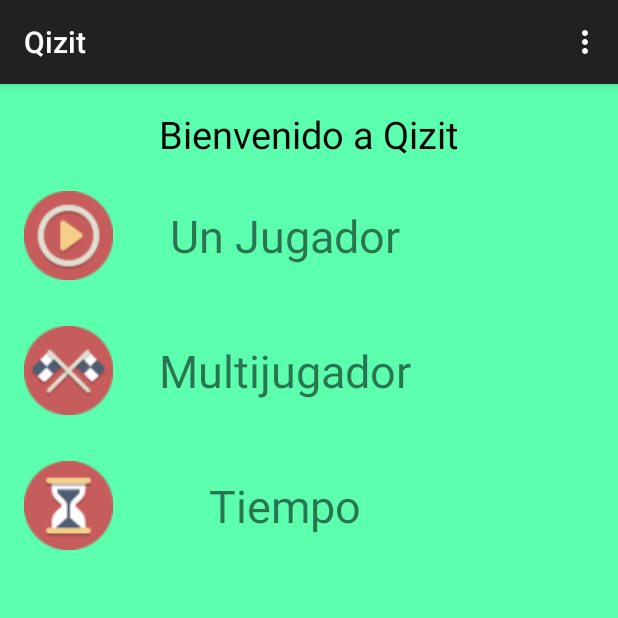
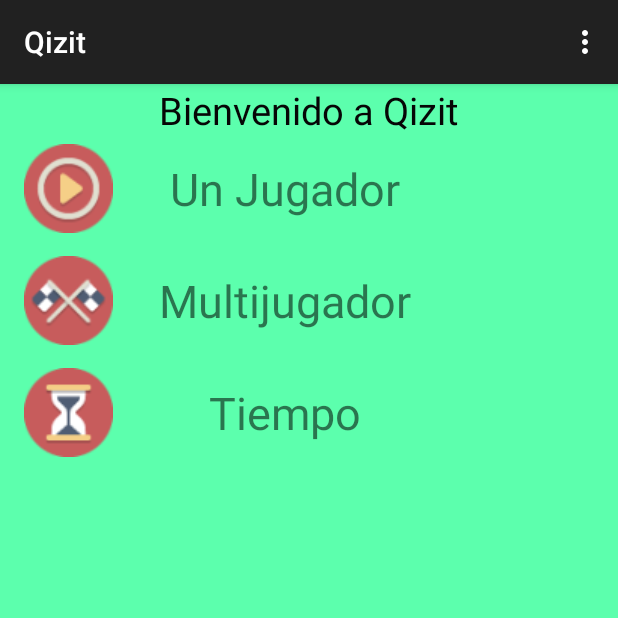
Before and after one commit to Alexandroat/Qizit, an Android app: the screen it shows after launch (MainActivity), on a phone screen of 412 x 824 dp, the top half of it. Run offline under Robolectric (Android 15) with nearby library versions, the phone set to English and light mode, and no system bars.

Commit message:
Solucionado el problema de la falta de el último botón en pantallas pequeñas al poner el móvil en vertical. Añadido un nuevo método onclick

```diff
--- a/app/src/main/java/com/example/alex/qizit/MainActivity.java
+++ b/app/src/main/java/com/example/alex/qizit/MainActivity.java
@@ -5,16 +5,22 @@ import android.support.v7.app.ActionBarActivity;
 import android.os.Bundle;
 import android.view.Menu;
 import android.view.MenuItem;
+import android.view.View;
+import android.widget.TableRow;
 import android.widget.TextView;
 
-//eo
 public class MainActivity extends ActionBarActivity {
 
-
+    TableRow button;
     @Override
     protected void onCreate(Bundle savedInstanceState) {
         super.onCreate(savedInstanceState);
         setContentView(R.layout.activity_main);
+        button = (TableRow) findViewById(R.id.btnOnePlayer);
+    }
+
+    public void OnClick (View v){
+       System.out.println("ok");
     }
 
 
--- a/app/src/main/res/layout/activity_main.xml
+++ b/app/src/main/res/layout/activity_main.xml
@@ -5,8 +5,7 @@
     android:layout_height="match_parent"
     android:paddingLeft="@dimen/activity_horizontal_margin"
     android:paddingRight="@dimen/activity_horizontal_margin"
-    android:paddingTop="@dimen/activity_vertical_margin"
-    android:paddingBottom="@dimen/activity_vertical_margin"
+
     tools:context=".MainActivity"
     android:background="#ff5cffad">
 
@@ -18,11 +17,15 @@
 
         <TableRow
             android:layout_width="fill_parent"
-            android:layout_height="fill_parent">
+            android:layout_height="fill_parent"
+            android:id="@+id/btnOnePlayer"
+            android:nestedScrollingEnabled="true"
+            android:onClick="OnClick"
+            android:measureWithLargestChild="true">
 
             <ImageView
                 android:layout_width="match_parent"
-                android:layout_height="90sp"
+                android:layout_height="wrap_content"
                 android:id="@+id/icnPlay"
                 android:src="@drawable/play"
                 android:layout_below="@+id/textView16"
@@ -80,7 +83,7 @@
 
             <ImageView
                 android:layout_width="90sp"
-                android:layout_height="90sp"
+                android:layout_height="wrap_content"
                 android:id="@+id/icnTime"
                 android:src="@drawable/hourglass"
                 android:layout_below="@+id/icnMultiplayer"
```
